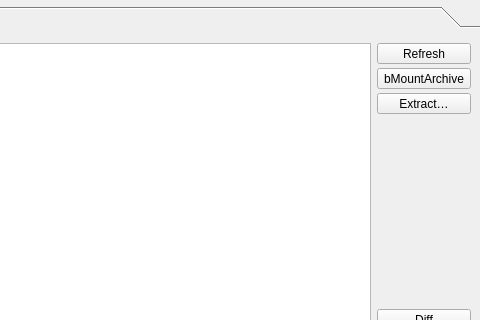
borgbase/vorta, file src/vorta/assets/UI/archivetab.ui: the form before one commit; both pictures show x 301 to 781 and y 0 to 320 of the 781 by 447 pixel window.
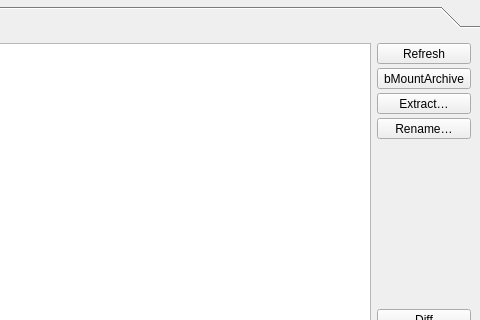
The form after the commit.

Commit message: bring back context menu and rename button

The edit to the form file:
```diff
--- a/src/vorta/assets/UI/archivetab.ui
+++ b/src/vorta/assets/UI/archivetab.ui
@@ -257,6 +257,25 @@
                 </property>
                </widget>
               </item>
+               <item>
+               <widget class="QToolButton" name="bRename">
+                <property name="sizePolicy">
+                 <sizepolicy hsizetype="MinimumExpanding" vsizetype="Fixed">
+                  <horstretch>0</horstretch>
+                  <verstretch>0</verstretch>
+                 </sizepolicy>
+                </property>
+                <property name="toolTip">
+                 <string>Rename selected archive</string>
+                </property>
+                <property name="text">
+                 <string>Rename…</string>
+                </property>
+                <property name="toolButtonStyle">
+                 <enum>Qt::ToolButtonTextBesideIcon</enum>
+                </property>
+               </widget>
+              </item>
              </layout>
             </widget>
            </item>
```
The commit also changes 1 other file.
